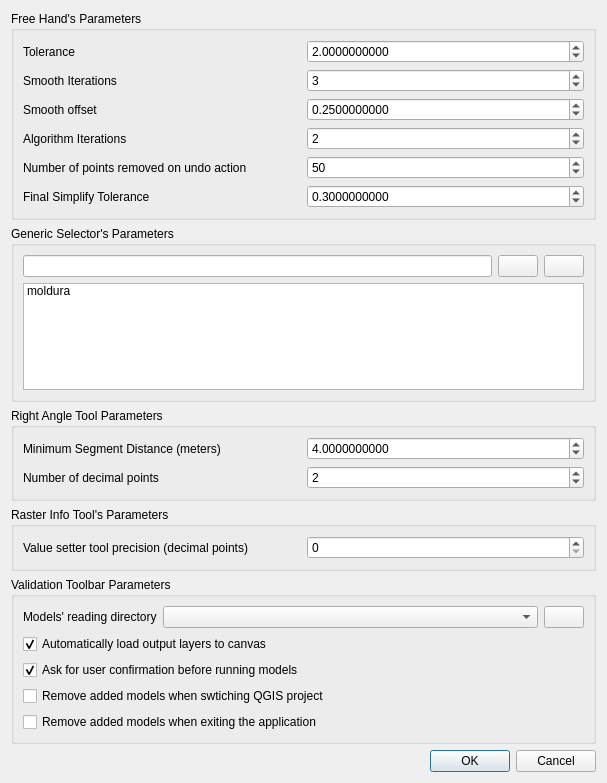
This is DsgTools/gui/AboutAndFurtherInfo/Options/options.ui in dsgoficial/DsgTools as Qt 5 draws it before an edit. The edited form follows.
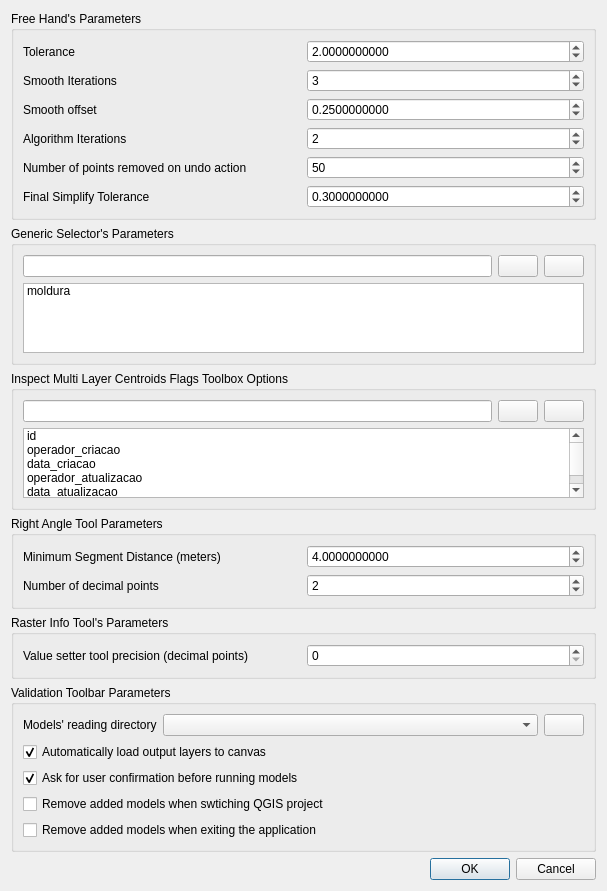
This is the edited form. Icons and pictures are not drawn. Custom widgets are drawn as their Qt base class.

Commit message: Versão 4.17.36: black list de atributos na ferramenta de inspecionar centroides, salva estado no projeto e carrega defaults do options

```diff
--- a/DsgTools/gui/AboutAndFurtherInfo/Options/options.ui
+++ b/DsgTools/gui/AboutAndFurtherInfo/Options/options.ui
@@ -14,128 +14,6 @@
    <string>DSGTools Options</string>
   </property>
   <layout class="QGridLayout" name="gridLayout_6">
-   <item row="1" column="0">
-    <widget class="QgsCollapsibleGroupBox" name="mGroupBox_2">
-     <property name="title">
-      <string>Generic Selector's Parameters</string>
-     </property>
-     <layout class="QGridLayout" name="gridLayout_3">
-      <item row="0" column="0">
-       <layout class="QHBoxLayout" name="horizontalLayout">
-        <item>
-         <widget class="QLineEdit" name="addParameterLineEdit"/>
-        </item>
-        <item>
-         <widget class="QPushButton" name="addPushButton">
-          <property name="text">
-           <string/>
-          </property>
-          <property name="icon">
-           <iconset resource="../../../resources.qrc">
-            <normaloff>:/plugins/DsgTools/icons/plus.png</normaloff>:/plugins/DsgTools/icons/plus.png</iconset>
-          </property>
-          <property name="iconSize">
-           <size>
-            <width>16</width>
-            <height>16</height>
-           </size>
-          </property>
-         </widget>
-        </item>
-        <item>
-         <widget class="QPushButton" name="removePushButton">
-          <property name="text">
-           <string/>
-          </property>
-          <property name="icon">
-           <iconset resource="../../../resources.qrc">
-            <normaloff>:/plugins/DsgTools/icons/remove.png</normaloff>:/plugins/DsgTools/icons/remove.png</iconset>
-          </property>
-         </widget>
-        </item>
-       </layout>
-      </item>
-      <item row="1" column="0">
-       <widget class="QListWidget" name="blackListWidget">
-        <property name="selectionMode">
-         <enum>QAbstractItemView::MultiSelection</enum>
-        </property>
-        <item>
-         <property name="text">
-          <string>moldura</string>
-         </property>
-        </item>
-       </widget>
-      </item>
-     </layout>
-    </widget>
-   </item>
-   <item row="6" column="0">
-    <widget class="QDialogButtonBox" name="buttonBox">
-     <property name="orientation">
-      <enum>Qt::Horizontal</enum>
-     </property>
-     <property name="standardButtons">
-      <set>QDialogButtonBox::Cancel|QDialogButtonBox::Ok</set>
-     </property>
-    </widget>
-   </item>
-   <item row="2" column="0">
-    <widget class="QgsCollapsibleGroupBox" name="mGroupBox_4">
-     <property name="title">
-      <string>Right Angle Tool Parameters</string>
-     </property>
-     <layout class="QGridLayout" name="gridLayout_5">
-      <item row="0" column="0">
-       <widget class="QLabel" name="label_7">
-        <property name="text">
-         <string>Minimum Segment Distance (meters)</string>
-        </property>
-       </widget>
-      </item>
-      <item row="0" column="1">
-       <widget class="QgsDoubleSpinBox" name="minSegmentDistanceQgsSpinBox">
-        <property name="decimals">
-         <number>10</number>
-        </property>
-        <property name="maximum">
-         <double>100000000000000004764729344.000000000000000</double>
-        </property>
-        <property name="value">
-         <double>4.000000000000000</double>
-        </property>
-       </widget>
-      </item>
-      <item row="1" column="0">
-       <widget class="QLabel" name="label_10">
-        <property name="text">
-         <string>Number of decimal points</string>
-        </property>
-       </widget>
-      </item>
-      <item row="1" column="1">
-       <widget class="QgsSpinBox" name="rightAngleDecimalsQgsSpinBox">
-        <property name="value">
-         <number>2</number>
-        </property>
-       </widget>
-      </item>
-     </layout>
-    </widget>
-   </item>
-   <item row="5" column="0">
-    <spacer name="verticalSpacer">
-     <property name="orientation">
-      <enum>Qt::Vertical</enum>
-     </property>
-     <property name="sizeHint" stdset="0">
-      <size>
-       <width>20</width>
-       <height>40</height>
-      </size>
-     </property>
-    </spacer>
-   </item>
    <item row="0" column="0">
     <widget class="QgsCollapsibleGroupBox" name="mGroupBox">
      <property name="title">
@@ -256,7 +134,210 @@
      </layout>
     </widget>
    </item>
+   <item row="1" column="0">
+    <widget class="QgsCollapsibleGroupBox" name="mGroupBox_2">
+     <property name="title">
+      <string>Generic Selector's Parameters</string>
+     </property>
+     <layout class="QGridLayout" name="gridLayout_3">
+      <item row="0" column="0">
+       <layout class="QHBoxLayout" name="horizontalLayout">
+        <item>
+         <widget class="QLineEdit" name="addParameterLineEdit"/>
+        </item>
+        <item>
+         <widget class="QPushButton" name="addPushButton">
+          <property name="text">
+           <string/>
+          </property>
+          <property name="icon">
+           <iconset resource="../../../resources.qrc">
+            <normaloff>:/plugins/DsgTools/icons/plus.png</normaloff>:/plugins/DsgTools/icons/plus.png</iconset>
+          </property>
+          <property name="iconSize">
+           <size>
+            <width>16</width>
+            <height>16</height>
+           </size>
+          </property>
+         </widget>
+        </item>
+        <item>
+         <widget class="QPushButton" name="removePushButton">
+          <property name="text">
+           <string/>
+          </property>
+          <property name="icon">
+           <iconset resource="../../../resources.qrc">
+            <normaloff>:/plugins/DsgTools/icons/remove.png</normaloff>:/plugins/DsgTools/icons/remove.png</iconset>
+          </property>
+         </widget>
+        </item>
+       </layout>
+      </item>
+      <item row="1" column="0">
+       <widget class="QListWidget" name="blackListWidget">
+        <property name="selectionMode">
+         <enum>QAbstractItemView::MultiSelection</enum>
+        </property>
+        <item>
+         <property name="text">
+          <string>moldura</string>
+         </property>
+        </item>
+       </widget>
+      </item>
+     </layout>
+    </widget>
+   </item>
+   <item row="2" column="0">
+    <widget class="QgsCollapsibleGroupBox" name="mGroupBox_6">
+      <property name="title">
+        <string>Inspect Multi Layer Centroids Flags Toolbox Options</string>
+      </property>
+      <layout class="QGridLayout" name="gridLayout_7">
+        <item row="0" column="0">
+          <layout class="QHBoxLayout" name="horizontalLayout_2">
+            <item>
+              <widget class="QLineEdit" name="addCentroidFlagParameterLineEdit"/>
+            </item>
+            <item>
+              <widget class="QPushButton" name="addCentroidFlagPushButton">
+                <property name="text">
+                  <string/>
+                </property>
+                <property name="icon">
+                  <iconset resource="../../../resources.qrc">
+                    <normaloff>:/plugins/DsgTools/icons/plus.png</normaloff>:/plugins/DsgTools/icons/plus.png
+                  </iconset>
+                </property>
+                <property name="iconSize">
+                  <size>
+                    <width>16</width>
+                    <height>16</height>
+                  </size>
+                </property>
+              </widget>
+            </item>
+            <item>
+              <widget class="QPushButton" name="removeCentroidFlagPushButton">
+                <property name="text">
+                  <string/>
+                </property>
+                <property name="icon">
+                  <iconset resource="../../../resources.qrc">
+                    <normaloff>:/plugins/DsgTools/icons/remove.png</normaloff>:/plugins/DsgTools/icons/remove.png
+                  </iconset>
+                </property>
+              </widget>
+            </item>
+          </layout>
+        </item>
+        <item row="1" column="0">
+          <widget class="QListWidget" name="centroidFlagBlackListWidget">
+            <property name="selectionMode">
+              <enum>QAbstractItemView::MultiSelection</enum>
+            </property>
+            <item>
+              <property name="text">
+                <string>id</string>
+              </property>
+            </item>
+            <item>
+              <property name="text">
+                <string>operador_criacao</string>
+              </property>
+            </item>
+            <item>
+              <property name="text">
+                <string>data_criacao</string>
+              </property>
+            </item>
+            <item>
+              <property name="text">
+                <string>operador_atualizacao</string>
+              </property>
+            </item>
+            <item>
+              <property name="text">
+                <string>data_atualizacao</string>
+              </property>
+            </item>
+          </widget>
+        </item>
+      </layout>
+    </widget>
+   </item>
+   <item row="3" column="0">
+    <widget class="QgsCollapsibleGroupBox" name="mGroupBox_4">
+     <property name="title">
+      <string>Right Angle Tool Parameters</string>
+     </property>
+     <layout class="QGridLayout" name="gridLayout_5">
+      <item row="0" column="0">
+       <widget class="QLabel" name="label_7">
+        <property name="text">
+         <string>Minimum Segment Distance (meters)</string>
+        </property>
+       </widget>
+      </item>
+      <item row="0" column="1">
+       <widget class="QgsDoubleSpinBox" name="minSegmentDistanceQgsSpinBox">
+        <property name="decimals">
+         <number>10</number>
+        </property>
+        <property name="maximum">
+         <double>100000000000000004764729344.000000000000000</double>
+        </property>
+        <property name="value">
+         <double>4.000000000000000</double>
+        </property>
+       </widget>
+      </item>
+      <item row="1" column="0">
+       <widget class="QLabel" name="label_10">
+        <property name="text">
+         <string>Number of decimal points</string>
+        </property>
+       </widget>
+      </item>
+      <item row="1" column="1">
+       <widget class="QgsSpinBox" name="rightAngleDecimalsQgsSpinBox">
+        <property name="value">
+         <number>2</number>
+        </property>
+       </widget>
+      </item>
+     </layout>
+    </widget>
+   </item>
    <item row="4" column="0">
+    <widget class="QgsCollapsibleGroupBox" name="mGroupBox_3">
+     <property name="title">
+      <string>Raster Info Tool's Parameters</string>
+     </property>
+     <layout class="QGridLayout" name="gridLayout_2">
+      <item row="0" column="0">
+       <widget class="QLabel" name="label_6">
+        <property name="text">
+         <string>Value setter tool precision (decimal points)</string>
+        </property>
+       </widget>
+      </item>
+      <item row="0" column="1">
+       <widget class="QgsSpinBox" name="decimalQgsSpinBox">
+        <property name="maximum">
+         <number>21</number>
+        </property>
+        <property name="value">
+         <number>0</number>
+        </property>
+       </widget>
+      </item>
+     </layout>
+    </widget>
+   </item>
+   <item row="5" column="0">
     <widget class="QgsCollapsibleGroupBox" name="mGroupBox_5">
      <property name="title">
       <string>Validation Toolbar Parameters</string>
@@ -345,30 +426,27 @@
      </layout>
     </widget>
    </item>
-   <item row="3" column="0">
-    <widget class="QgsCollapsibleGroupBox" name="mGroupBox_3">
-     <property name="title">
-      <string>Raster Info Tool's Parameters</string>
+   <item row="6" column="0">
+    <spacer name="verticalSpacer">
+     <property name="orientation">
+      <enum>Qt::Vertical</enum>
      </property>
-     <layout class="QGridLayout" name="gridLayout_2">
-      <item row="0" column="0">
-       <widget class="QLabel" name="label_6">
-        <property name="text">
-         <string>Value setter tool precision (decimal points)</string>
-        </property>
-       </widget>
-      </item>
-      <item row="0" column="1">
-       <widget class="QgsSpinBox" name="decimalQgsSpinBox">
-        <property name="maximum">
-         <number>21</number>
-        </property>
-        <property name="value">
-         <number>0</number>
-        </property>
-       </widget>
-      </item>
-     </layout>
+     <property name="sizeHint" stdset="0">
+      <size>
+       <width>20</width>
+       <height>40</height>
+      </size>
+     </property>
+    </spacer>
+   </item>
+   <item row="7" column="0">
+    <widget class="QDialogButtonBox" name="buttonBox">
+     <property name="orientation">
+      <enum>Qt::Horizontal</enum>
+     </property>
+     <property name="standardButtons">
+      <set>QDialogButtonBox::Cancel|QDialogButtonBox::Ok</set>
+     </property>
     </widget>
    </item>
   </layout>
```
The commit also changes 5 other files.
